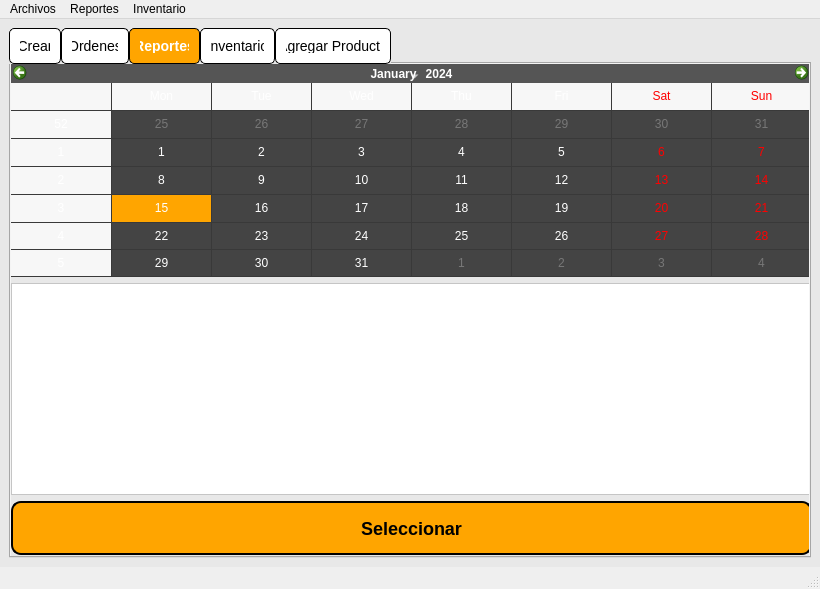
Wyvern500/SellingSoftwareForMollysCookies, file ui/start.ui: the form before one commit.
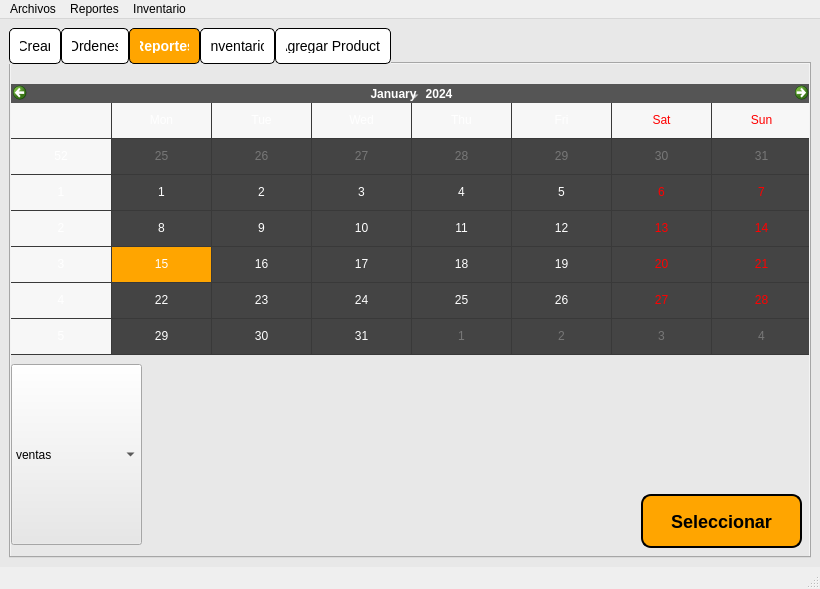
The form after the commit. The open tabs and pages were chosen to show the change. Icons and pictures are not drawn.

```diff
--- a/ui/start.ui
+++ b/ui/start.ui
@@ -23,7 +23,7 @@
 }</string>
    </property>
    <layout class="QGridLayout" name="gridLayout">
-    <item row="0" column="0">
+    <item row="0" column="1">
      <widget class="QTabWidget" name="tabs">
       <property name="cursor">
        <cursorShape>ArrowCursor</cursorShape>
@@ -660,32 +660,20 @@
        <attribute name="title">
         <string>Reportes</string>
        </attribute>
-       <widget class="QWidget" name="gridLayoutWidget">
+       <widget class="QCalendarWidget" name="reportes_calendario">
         <property name="geometry">
          <rect>
           <x>0</x>
-          <y>0</y>
+          <y>20</y>
           <width>801</width>
-          <height>491</height>
+          <height>271</height>
          </rect>
         </property>
-        <layout class="QGridLayout" name="gridLayout_2">
-         <item row="1" column="0">
-          <widget class="QListView" name="listView_3">
-           <property name="styleSheet">
-            <string notr="true">QListView{
-	background-color: white;
-}</string>
-           </property>
-          </widget>
-         </item>
-         <item row="0" column="0">
-          <widget class="QCalendarWidget" name="calendarWidget">
-           <property name="autoFillBackground">
-            <bool>false</bool>
-           </property>
-           <property name="styleSheet">
-            <string notr="true">QCalendarWidget {
+        <property name="autoFillBackground">
+         <bool>false</bool>
+        </property>
+        <property name="styleSheet">
+         <string notr="true">QCalendarWidget {
                 background-color: #333333;
                 color: black;
                 font-family: Arial;
@@ -722,16 +710,25 @@
                 background-color: #555555;
                 color: #777777;
             }</string>
-           </property>
-           <property name="gridVisible">
-            <bool>true</bool>
-           </property>
-          </widget>
-         </item>
-         <item row="2" column="0">
-          <widget class="QPushButton" name="pushButton">
-           <property name="styleSheet">
-            <string notr="true">QPushButton {
+        </property>
+        <property name="gridVisible">
+         <bool>true</bool>
+        </property>
+       </widget>
+       <widget class="QPushButton" name="reportes_mostrar_info">
+        <property name="geometry">
+         <rect>
+          <x>630</x>
+          <y>430</y>
+          <width>161</width>
+          <height>54</height>
+         </rect>
+        </property>
+        <property name="cursor">
+         <cursorShape>PointingHandCursor</cursorShape>
+        </property>
+        <property name="styleSheet">
+         <string notr="true">QPushButton {
 	font-family: Arial;
 	font-size: 18px;
 	font-weight: bold;
@@ -750,13 +747,44 @@
     cursor: pointer;
 }
 </string>
-           </property>
-           <property name="text">
-            <string>Seleccionar</string>
-           </property>
-          </widget>
-         </item>
-        </layout>
+        </property>
+        <property name="text">
+         <string>Seleccionar</string>
+        </property>
+       </widget>
+       <widget class="QLabel" name="reportes_img">
+        <property name="geometry">
+         <rect>
+          <x>140</x>
+          <y>300</y>
+          <width>481</width>
+          <height>181</height>
+         </rect>
+        </property>
+        <property name="text">
+         <string/>
+        </property>
+        <property name="pixmap">
+         <pixmap>../imagenes/iconoGaleria.jpeg</pixmap>
+        </property>
+        <property name="scaledContents">
+         <bool>true</bool>
+        </property>
+       </widget>
+       <widget class="QComboBox" name="reportes_combobox">
+        <property name="geometry">
+         <rect>
+          <x>0</x>
+          <y>300</y>
+          <width>131</width>
+          <height>181</height>
+         </rect>
+        </property>
+        <item>
+         <property name="text">
+          <string>ventas</string>
+         </property>
+        </item>
        </widget>
       </widget>
       <widget class="QWidget" name="inventarioTab">
```
Left out of the diff: 124 changed lines with no effect on the pictures.
